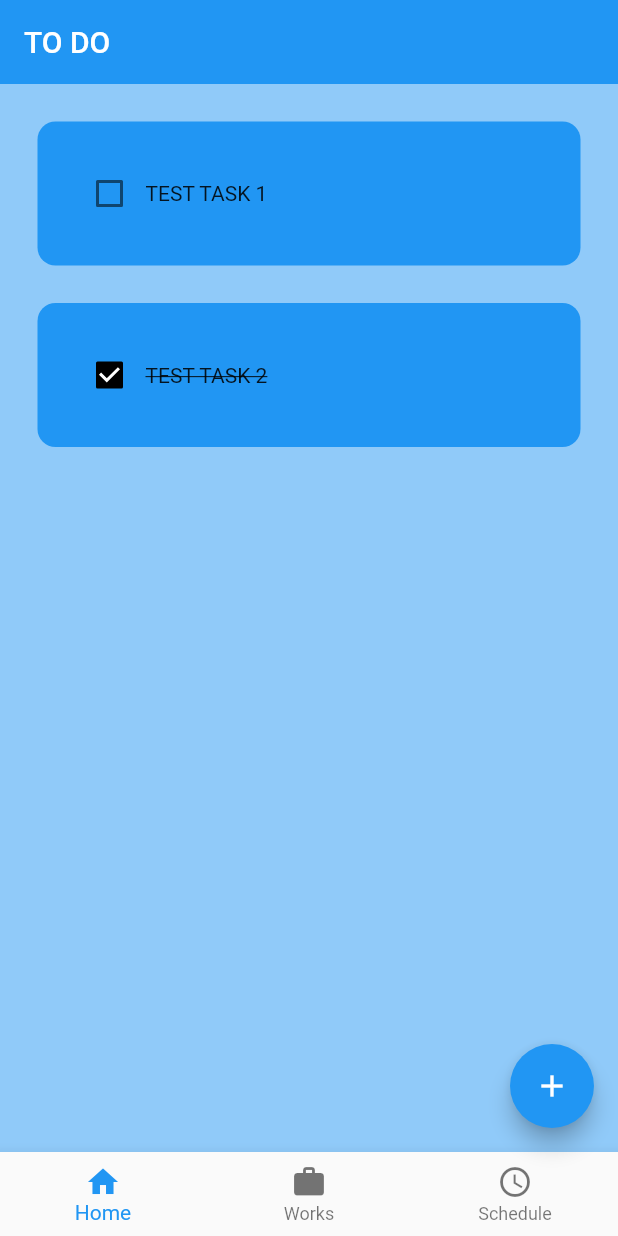
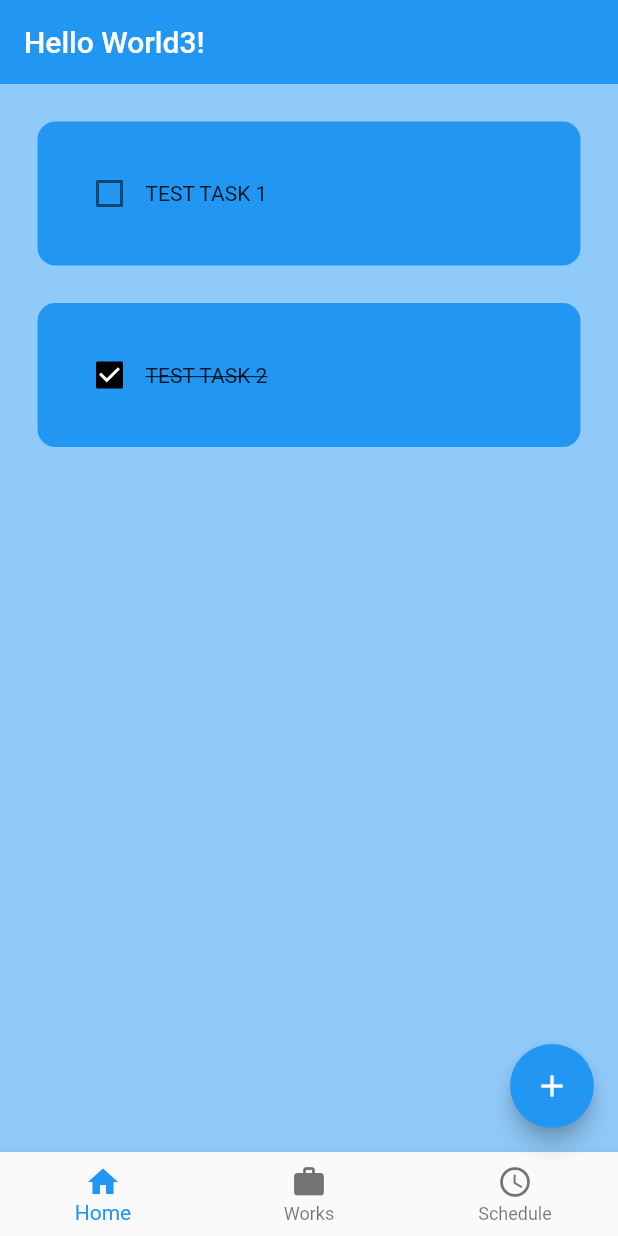
Before and after one commit to Gellipapa/jobber_app, a Flutter app: the screen it shows after launch, on a phone screen of 412 x 824 dp. Run offline on Flutter 3.47's test engine with Material 2 defaults, Android fonts, the phone set to English and light mode, and no system bars; drawn by our look-alikes of flutter_slidable; our stand-ins replace hive_flutter; accounts and stored records are empty; generated files the repository leaves out were written again.

```diff
--- /dev/null
+++ b/l10n.yaml
@@ -0,0 +1,3 @@
+arb-dir: lib/l10n
+template-arb-file: app_hu.arb
+output-localization-file: app_localizations.dart
--- /dev/null
+++ b/lib/l10n/app_hu.arb
@@ -0,0 +1,4 @@
+{
+  "helloWorld": "Hello World3!",
+  "test": "Hello TEST2!"
+}
--- a/lib/main.dart
+++ b/lib/main.dart
@@ -1,6 +1,8 @@
 import 'package:flutter/material.dart';
+import 'package:flutter_localizations/flutter_localizations.dart';
 import 'package:hive_flutter/hive_flutter.dart';
 import 'package:todo_app/pages/home_page.dart';
+import 'package:flutter_gen/gen_l10n/app_localizations.dart';
 
 void main() async {
   await Hive.initFlutter();
@@ -16,6 +18,8 @@ class MainApp extends StatelessWidget {
   @override
   Widget build(BuildContext context) {
     return MaterialApp(
+      localizationsDelegates: AppLocalizations.localizationsDelegates,
+      supportedLocales: AppLocalizations.supportedLocales,
       debugShowCheckedModeBanner: false,
       home: HomePage(),
       theme: ThemeData(primarySwatch: Colors.blue),
--- a/lib/pages/add_new_client_page.dart
+++ b/lib/pages/add_new_client_page.dart
@@ -1,6 +1,6 @@
 import 'package:flutter/material.dart';
 import 'package:todo_app/components/form_container.dart';
-import 'package:todo_app/pages/home_page.dart';
+import 'package:todo_app/util/localization.dart';
 
 class AddNewClientPage extends StatelessWidget {
   const AddNewClientPage({super.key});
@@ -10,7 +10,7 @@ class AddNewClientPage extends StatelessWidget {
     return Scaffold(
         backgroundColor: Colors.green[200],
         appBar: AppBar(
-          title: Text("Add new task"),
+          title: Text(context.loc.test),
           elevation: 0,
         ),
         body: FormContainer());
--- a/lib/pages/home_page.dart
+++ b/lib/pages/home_page.dart
@@ -4,6 +4,7 @@ import 'package:todo_app/components/dialog_container.dart';
 import 'package:todo_app/components/todo_container.dart';
 import 'package:todo_app/data/database.dart';
 import 'package:todo_app/pages/add_new_client_page.dart';
+import 'package:todo_app/util/localization.dart';
 
 class HomePage extends StatefulWidget {
   const HomePage({super.key});
@@ -93,7 +94,7 @@ class _HomePageState extends State<HomePage> {
     return Scaffold(
       backgroundColor: Colors.blue[200],
       appBar: AppBar(
-        title: Text('TO DO'),
+        title: Text(context.loc.helloWorld),
         elevation: 0,
       ),
       floatingActionButton: FloatingActionButton(
--- /dev/null
+++ b/lib/util/localization.dart
@@ -0,0 +1,6 @@
+import 'package:flutter/material.dart';
+import 'package:flutter_gen/gen_l10n/app_localizations.dart';
+
+extension LocalizationExtensions on BuildContext {
+  AppLocalizations get loc => AppLocalizations.of(this)!;
+}
--- a/pubspec.yaml
+++ b/pubspec.yaml
@@ -10,6 +10,9 @@ dependencies:
   flutter:
     sdk: flutter
 
+  flutter_localizations:
+    sdk: flutter
+  intl: any
   flutter_slidable: ^1.2.0
   hive: ^2.2.3
   hive_flutter: ^1.1.0
@@ -17,9 +20,10 @@ dependencies:
 dev_dependencies:
   flutter_test:
     sdk: flutter
-  hive_generator: ^1.1.3
+  hive_generator: ^2.0.1
   flutter_lints: ^2.0.0
   build_runner: ^2.3.3
 
 flutter:
   uses-material-design: true
+  generate: true
```
Also changed, not shown: pubspec.lock.
